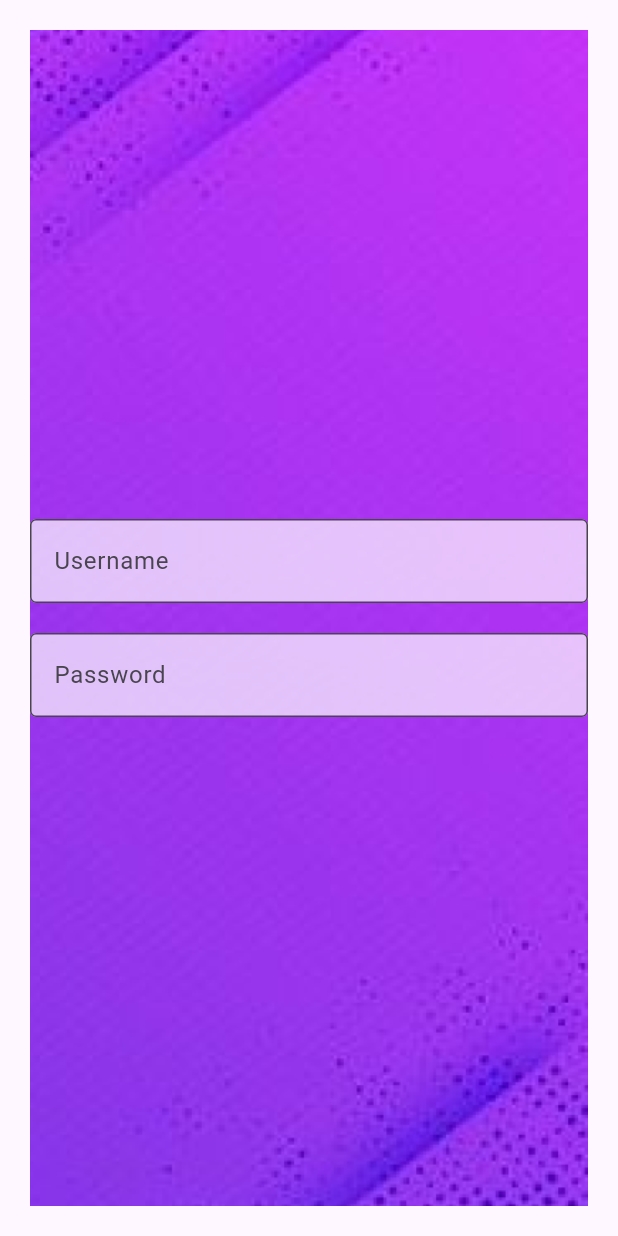
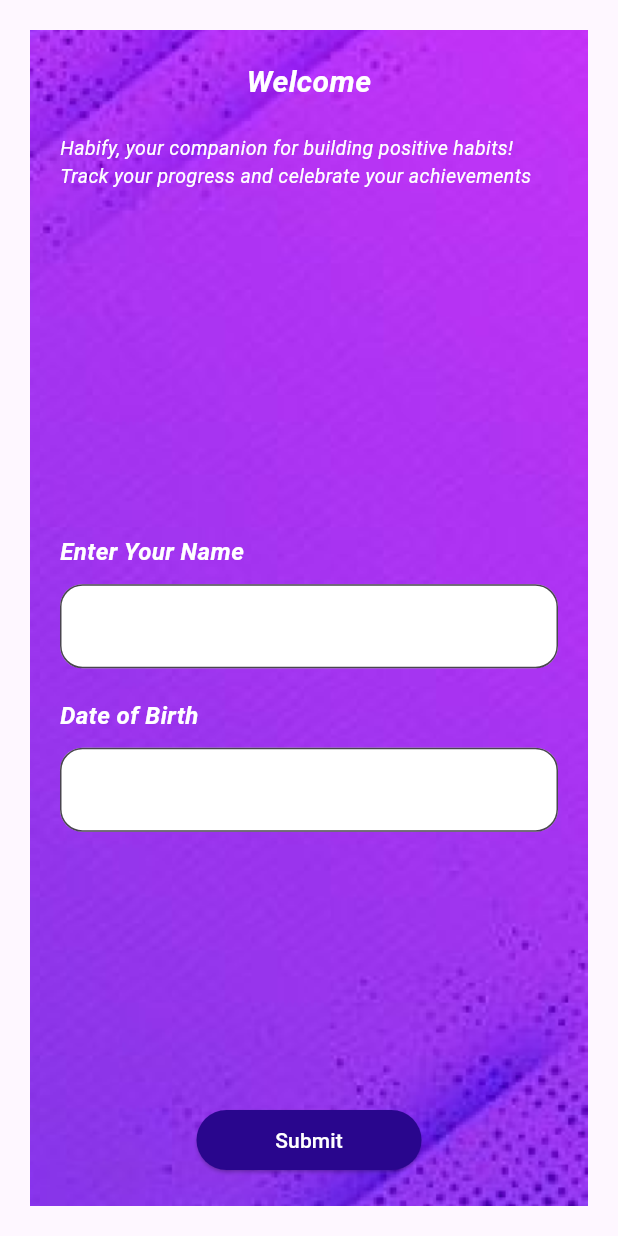
Before and after one commit to fida5641/HabitTracker, a Flutter app: the screen it shows after launch, on a phone screen of 412 x 824 dp. Run offline on Flutter 3.47's test engine with Material 3 defaults, Android fonts, the phone set to English and light mode, and no system bars; Roboto replaces fonts that are missing (Kite).

Commit message:
third commit

```diff
--- a/habit_tracker/lib/login.dart
+++ b/habit_tracker/lib/login.dart
@@ -1,5 +1,5 @@
+
 import 'package:flutter/material.dart';
-import 'package:flutter/widgets.dart';
 
 class LogIn extends StatelessWidget {
   const LogIn({super.key});
@@ -19,32 +19,114 @@ class LogIn extends StatelessWidget {
                 ),
               ),
             ),
-            Center(
+            Container(
+              padding: const EdgeInsets.all(20),
               child: Column(
-                mainAxisSize: MainAxisSize.min,
+                crossAxisAlignment: CrossAxisAlignment.start,
                 children: [
-                  TextFormField(
-                    decoration: InputDecoration(
-                      labelText: 'Username',
-                      border: OutlineInputBorder(),
-                      filled: true,
-                      fillColor: Colors.white70,
+                  const Center(
+                    child: Text(
+                      'Welcome',
+                      style: TextStyle(
+                        fontSize: 20,
+                        color: Colors.white,
+                        fontStyle: FontStyle.italic,
+                        fontWeight: FontWeight.bold,
+                      ),
                     ),
                   ),
-                  SizedBox(height: 20,
-                  width: 20,),
-                  TextFormField(
-                    decoration: InputDecoration(
-                      labelText: 'Password',
-                      border: OutlineInputBorder(),
-                      filled: true,
-                      fillColor: Colors.white70,
+                  const SizedBox(height: 20),
+                  const Text(
+                    'Habify, your companion for building positive habits! Track your progress and celebrate your achievements',
+                    style: TextStyle(
+                      fontStyle: FontStyle.italic,
+                      fontFamily: 'Kite',
+                      fontSize: 13,
+                      fontWeight: FontWeight.normal,
+                      color: Colors.white,
                     ),
-                    obscureText: true,
+                  ),
+                  Expanded(
+                    child: Center(
+                      child: Column(
+                        mainAxisSize: MainAxisSize.min,
+                        crossAxisAlignment: CrossAxisAlignment.start,
+                        children: [
+                          const Text(
+                            'Enter Your Name',
+                            style: TextStyle(
+                              fontSize: 16,
+                              color: Colors.white,
+                              fontStyle: FontStyle.italic,
+                              fontWeight: FontWeight.bold,
+                            ),
+                          ),
+                          const SizedBox(
+                            height: 10,
+                          ),
+                          TextFormField(
+                            decoration: const InputDecoration(
+                              filled: true,
+                              border: OutlineInputBorder(
+                                  borderRadius:
+                                      BorderRadius.all(Radius.circular(15))),
+                              fillColor: Colors.white,
+                            ),
+                          ),
+                          const SizedBox(
+                            height: 20,
+                          ),
+                          const Text(
+                            'Date of Birth',
+                            style: TextStyle(
+                              fontSize: 16,
+                              color: Colors.white,
+                              fontStyle: FontStyle.italic,
+                              fontWeight: FontWeight.bold,
+                            ),
+                          ),
+                          const SizedBox(
+                            height: 10,
+                          ),
+                          TextFormField(
+                            decoration: const InputDecoration(
+                              border: OutlineInputBorder(
+                                  borderRadius:
+                                      BorderRadius.all(Radius.circular(15))),
+                              filled: true,
+                              fillColor: Colors.white,
+                            ),
+                          ),
+                        ],
+                      ),
+                    ),
                   ),
                 ],
               ),
             ),
+           Align(
+            alignment: Alignment.bottomCenter,
+            child: Padding(
+              padding: const EdgeInsets.all(20.0),
+              child: SizedBox(
+                width: 150,
+                child: ElevatedButton(onPressed: (){},
+                 child: const Text('Submit',
+                 style: TextStyle(
+                  color: Colors.white,
+
+
+
+                 ),),
+                 style: ElevatedButton.styleFrom(
+                     backgroundColor: const Color(0xFF29068D),
+                 ),
+
+                 ),
+              ),
+               ),),
+
+
           ],
         ),
       ),
```
Also changed, not shown: habit_tracker/pubspec.lock.
